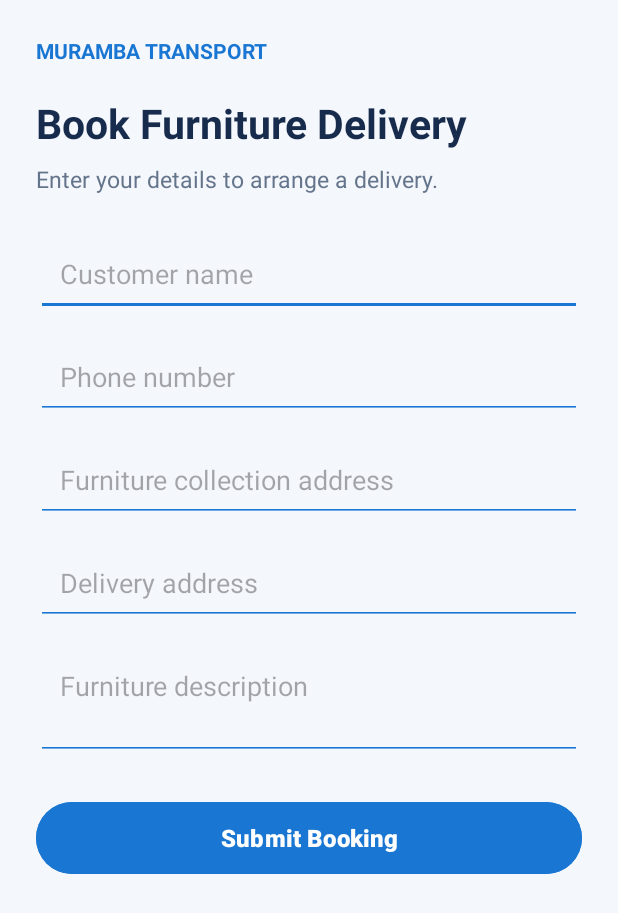
After one commit to Ndzali-sudo/Muramba-Transport-App, an Android app: the BookingActivity screen opened directly, with no data from a screen before it, on a phone screen of 412 x 824 dp. The commit adds this screen. Shown: the top 913 px of the screen. Run offline under Robolectric (Android 15) with nearby library versions, the phone set to English and light mode, and no system bars.

Commit message:
Add Firebase configuration, registration, booking and vehicle features

```diff
--- /dev/null
+++ b/app/src/main/java/com/muramba/murambatransport/BookingActivity.kt
@@ -0,0 +1,50 @@
+package com.muramba.murambatransport
+
+import android.os.Bundle
+import android.widget.Button
+import android.widget.EditText
+import android.widget.Toast
+import androidx.appcompat.app.AppCompatActivity
+
+class BookingActivity : AppCompatActivity() {
+
+    override fun onCreate(savedInstanceState: Bundle?) {
+        super.onCreate(savedInstanceState)
+        setContentView(R.layout.activity_booking)
+
+        val etCustomerName = findViewById<EditText>(R.id.etCustomerName)
+        val etPhone = findViewById<EditText>(R.id.etPhone)
+        val etPickup = findViewById<EditText>(R.id.etPickup)
+        val etDestination = findViewById<EditText>(R.id.etDestination)
+        val etFurniture = findViewById<EditText>(R.id.etFurniture)
+        val btnSubmit = findViewById<Button>(R.id.btnSubmitBooking)
+
+        btnSubmit.setOnClickListener {
+
+            val name = etCustomerName.text.toString().trim()
+            val phone = etPhone.text.toString().trim()
+            val pickup = etPickup.text.toString().trim()
+            val destination = etDestination.text.toString().trim()
+            val furniture = etFurniture.text.toString().trim()
+
+            if (name.isEmpty() || phone.isEmpty() ||
+                pickup.isEmpty() || destination.isEmpty() ||
+                furniture.isEmpty()
+            ) {
+                Toast.makeText(
+                    this,
+                    "Please complete all fields",
+                    Toast.LENGTH_SHORT
+                ).show()
+            } else {
+                Toast.makeText(
+                    this,
+                    "Booking details submitted successfully!",
+                    Toast.LENGTH_LONG
+                ).show()
+
+                finish()
+            }
+        }
+    }
+}
--- /dev/null
+++ b/app/src/main/res/layout/activity_booking.xml
@@ -0,0 +1,104 @@
+<?xml version="1.0" encoding="utf-8"?>
+<ScrollView xmlns:android="http://schemas.android.com/apk/res/android"
+    android:layout_width="match_parent"
+    android:layout_height="match_parent"
+    android:background="#F4F7FC"
+    android:fillViewport="true">
+
+    <LinearLayout
+        android:layout_width="match_parent"
+        android:layout_height="wrap_content"
+        android:orientation="vertical"
+        android:padding="24dp">
+
+        <TextView
+            android:layout_width="wrap_content"
+            android:layout_height="wrap_content"
+            android:text="MURAMBA TRANSPORT"
+            android:textColor="#1976D2"
+            android:textSize="14sp"
+            android:textStyle="bold" />
+
+        <TextView
+            android:layout_width="wrap_content"
+            android:layout_height="wrap_content"
+            android:text="Book Furniture Delivery"
+            android:textColor="#172B4D"
+            android:textSize="27sp"
+            android:textStyle="bold"
+            android:layout_marginTop="20dp" />
+
+        <TextView
+            android:layout_width="wrap_content"
+            android:layout_height="wrap_content"
+            android:text="Enter your details to arrange a delivery."
+            android:textColor="#64748B"
+            android:textSize="15sp"
+            android:layout_marginTop="8dp"
+            android:layout_marginBottom="24dp" />
+
+        <EditText
+            android:id="@+id/etCustomerName"
+            android:layout_width="match_parent"
+            android:layout_height="wrap_content"
+            android:hint="Customer name"
+            android:inputType="textPersonName"
+            android:padding="16dp"
+            android:backgroundTint="#1976D2"
+            android:layout_marginBottom="12dp" />
+
+        <EditText
+            android:id="@+id/etPhone"
+            android:layout_width="match_parent"
+            android:layout_height="wrap_content"
+            android:hint="Phone number"
+            android:inputType="phone"
+            android:padding="16dp"
+            android:backgroundTint="#1976D2"
+            android:layout_marginBottom="12dp" />
+
+        <EditText
+            android:id="@+id/etPickup"
+            android:layout_width="match_parent"
+            android:layout_height="wrap_content"
+            android:hint="Furniture collection address"
+            android:inputType="textPostalAddress"
+            android:padding="16dp"
+            android:backgroundTint="#1976D2"
+            android:layout_marginBottom="12dp" />
+
+        <EditText
+            android:id="@+id/etDestination"
+            android:layout_width="match_parent"
+            android:layout_height="wrap_content"
+            android:hint="Delivery address"
+            android:inputType="textPostalAddress"
+            android:padding="16dp"
+            android:backgroundTint="#1976D2"
+            android:layout_marginBottom="12dp" />
+
+        <EditText
+            android:id="@+id/etFurniture"
+            android:layout_width="match_parent"
+            android:layout_height="wrap_content"
+            android:hint="Furniture description"
+            android:inputType="textCapSentences|textMultiLine"
+            android:minLines="2"
+            android:gravity="top"
+            android:padding="16dp"
+            android:backgroundTint="#1976D2"
+            android:layout_marginBottom="24dp" />
+
+        <Button
+            android:id="@+id/btnSubmitBooking"
+            android:layout_width="match_parent"
+            android:layout_height="56dp"
+            android:text="Submit Booking"
+            android:textAllCaps="false"
+            android:textSize="16sp"
+            android:textStyle="bold"
+            android:backgroundTint="#1976D2" />
+
+    </LinearLayout>
+
+</ScrollView>
--- a/build.gradle.kts
+++ b/build.gradle.kts
@@ -1,4 +1,7 @@
-// Top-level build file where you can add configuration options common to all sub-projects/modules.
+// Top-level build file
+
 plugins {
     alias(libs.plugins.android.application) apply false
+
+    id("com.google.gms.google-services") version "4.5.0" apply false
 }
```
Also changed, not shown: app/build.gradle.kts (+23 -1 lines), app/src/main/java/com/muramba/murambatransport/AddVehicleActivity.kt (added, +48 -0 lines), app/src/main/java/com/muramba/murambatransport/MainActivity.kt (+99 -27 lines), app/src/main/java/com/muramba/murambatransport/RegisterActivity.kt (added, +45 -0 lines), app/src/main/res/drawable/vehicle_card.xml (added, +8 -0 lines), app/src/main/res/layout/activity_add_vehicle.xml (added, +88 -0 lines), app/src/main/res/layout/activity_main.xml (+73 -17 lines), app/src/main/res/layout/activity_register.xml (added, +81 -0 lines), 1 other file.
